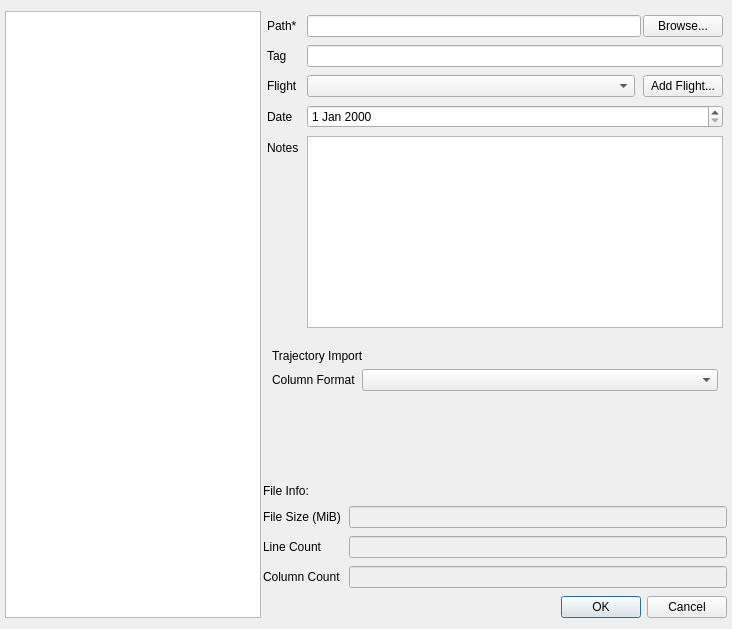
DynamicGravitySystems/DGP, file dgp/gui/ui/data_import_dialog.ui: the form before one commit.
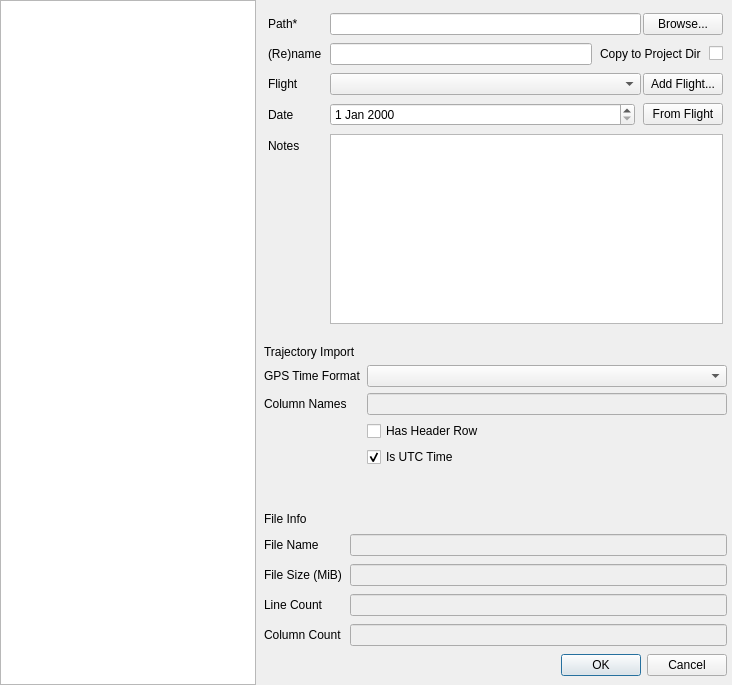
The form after the commit. The open tabs and pages were chosen to show the change. Icons and pictures are not drawn.

Patch:
```diff
--- a/dgp/gui/ui/data_import_dialog.ui
+++ b/dgp/gui/ui/data_import_dialog.ui
@@ -7,7 +7,7 @@
     <x>0</x>
     <y>0</y>
     <width>732</width>
-    <height>629</height>
+    <height>685</height>
    </rect>
   </property>
   <property name="sizePolicy">
@@ -23,7 +23,7 @@
    </size>
   </property>
   <property name="windowTitle">
-   <string>Data Import</string>
+   <string>Import Data</string>
   </property>
   <property name="windowIcon">
    <iconset resource="resources/resources.qrc">
@@ -40,13 +40,22 @@
     <enum>QLayout::SetDefaultConstraint</enum>
    </property>
    <property name="leftMargin">
-    <number>5</number>
+    <number>0</number>
+   </property>
+   <property name="topMargin">
+    <number>0</number>
    </property>
    <property name="rightMargin">
     <number>5</number>
    </property>
+   <property name="bottomMargin">
+    <number>0</number>
+   </property>
    <item>
     <layout class="QVBoxLayout" name="qvl_datatype">
+     <property name="rightMargin">
+      <number>6</number>
+     </property>
      <item>
       <widget class="QListWidget" name="qlw_datatype">
        <property name="sizePolicy">
@@ -67,6 +76,12 @@
      <property name="leftMargin">
       <number>2</number>
      </property>
+     <property name="topMargin">
+      <number>9</number>
+     </property>
+     <property name="bottomMargin">
+      <number>9</number>
+     </property>
      <item>
       <layout class="QFormLayout" name="qfl_common">
        <property name="verticalSpacing">
@@ -104,13 +119,19 @@
          </item>
          <item>
           <widget class="QPushButton" name="qpb_browse">
+           <property name="toolTip">
+            <string>Browse for file</string>
+           </property>
+           <property name="whatsThis">
+            <string>Browse for a data file</string>
+           </property>
            <property name="text">
             <string>Browse...</string>
            </property>
            <property name="iconSize">
             <size>
-             <width>20</width>
-             <height>20</height>
+             <width>16</width>
+             <height>16</height>
             </size>
            </property>
           </widget>
@@ -120,15 +141,43 @@
        <item row="1" column="0">
         <widget class="QLabel" name="ql_tag">
          <property name="text">
-          <string>Tag</string>
+          <string>(Re)name</string>
          </property>
          <property name="buddy">
-          <cstring>qle_filetag</cstring>
+          <cstring>qle_rename</cstring>
          </property>
         </widget>
        </item>
        <item row="1" column="1">
-        <widget class="QLineEdit" name="qle_filetag"/>
+        <layout class="QHBoxLayout" name="qhbl_rename">
+         <item>
+          <widget class="QLineEdit" name="qle_rename">
+           <property name="toolTip">
+            <string>Rename the source file within the project</string>
+           </property>
+          </widget>
+         </item>
+         <item>
+          <widget class="QLabel" name="ql_copy_file">
+           <property name="toolTip">
+            <string extracomment="Copy to project directory"/>
+           </property>
+           <property name="whatsThis">
+            <string>Copy the raw source data file into the project directory when imported</string>
+           </property>
+           <property name="text">
+            <string>Copy to Project Dir</string>
+           </property>
+          </widget>
+         </item>
+         <item>
+          <widget class="QCheckBox" name="qchb_copy_file">
+           <property name="toolTip">
+            <string>Copy source file to project directory</string>
+           </property>
+          </widget>
+         </item>
+        </layout>
        </item>
        <item row="2" column="0">
         <widget class="QLabel" name="ql_flight">
@@ -142,6 +191,9 @@
        </item>
        <item row="2" column="1">
         <layout class="QHBoxLayout" name="qhbl_flight">
+         <property name="spacing">
+          <number>2</number>
+         </property>
          <item>
           <widget class="QComboBox" name="qcb_flight">
            <property name="sizePolicy">
@@ -155,7 +207,7 @@
          <item>
           <widget class="QPushButton" name="qpb_add_flight">
            <property name="toolTip">
-            <string>Add Flight</string>
+            <string>Add new flight to project</string>
            </property>
            <property name="text">
             <string>Add Flight...</string>
@@ -164,14 +216,7 @@
          </item>
         </layout>
        </item>
-       <item row="3" column="0">
-        <widget class="QLabel" name="ql_date">
-         <property name="text">
-          <string>Date</string>
-         </property>
-        </widget>
-       </item>
-       <item row="4" column="0">
+       <item row="5" column="0">
         <widget class="QLabel" name="ql_notes">
          <property name="text">
           <string>Notes</string>
@@ -181,7 +226,7 @@
          </property>
         </widget>
        </item>
-       <item row="4" column="1">
+       <item row="5" column="1">
         <widget class="QPlainTextEdit" name="qpte_notes">
          <property name="horizontalScrollBarPolicy">
           <enum>Qt::ScrollBarAlwaysOff</enum>
@@ -189,19 +234,59 @@
         </widget>
        </item>
        <item row="3" column="1">
-        <widget class="QDateEdit" name="qde_date"/>
+        <layout class="QHBoxLayout" name="qhbl_date">
+         <item>
+          <widget class="QDateEdit" name="qde_date"/>
+         </item>
+         <item>
+          <widget class="QPushButton" name="qpb_date_from_flight">
+           <property name="sizePolicy">
+            <sizepolicy hsizetype="Maximum" vsizetype="Fixed">
+             <horstretch>0</horstretch>
+             <verstretch>0</verstretch>
+            </sizepolicy>
+           </property>
+           <property name="toolTip">
+            <string>Use date from associated flight</string>
+           </property>
+           <property name="text">
+            <string>From Flight</string>
+           </property>
+           <property name="icon">
+            <iconset resource="resources/resources.qrc">
+             <normaloff>:/icons/airborne</normaloff>:/icons/airborne</iconset>
+           </property>
+          </widget>
+         </item>
+        </layout>
+       </item>
+       <item row="3" column="0">
+        <widget class="QLabel" name="ql_date">
+         <property name="text">
+          <string>Date</string>
+         </property>
+        </widget>
        </item>
       </layout>
      </item>
      <item>
       <widget class="QStackedWidget" name="qsw_advanced_properties">
+       <property name="sizePolicy">
+        <sizepolicy hsizetype="MinimumExpanding" vsizetype="Preferred">
+         <horstretch>0</horstretch>
+         <verstretch>0</verstretch>
+        </sizepolicy>
+       </property>
        <property name="currentIndex">
-        <number>0</number>
+        <number>1</number>
        </property>
        <widget class="QWidget" name="qw_gravity">
         <layout class="QVBoxLayout" name="verticalLayout_2">
          <property name="leftMargin">
-          <number>12</number>
+          <number>0</number>
+         </property>
+         <property name="rightMargin">
+          <number>0</number>
          </property>
          <item>
           <widget class="QLabel" name="ql_gravityimport">
@@ -216,12 +301,12 @@
          <item>
           <layout class="QFormLayout" name="formLayout_2">
            <property name="leftMargin">
-            <number>4</number>
+            <number>0</number>
            </property>
            <item row="0" column="0">
             <widget class="QLabel" name="ql_gravimeter">
              <property name="text">
-              <string>Gravimeter</string>
+              <string>Sensor</string>
              </property>
             </widget>
            </item>
@@ -243,10 +328,10 @@
              <item>
               <widget class="QPushButton" name="qpb_add_sensor">
                <property name="toolTip">
-                <string>Add Gravimeter</string>
+                <string>Add new Gravimeter to project</string>
                </property>
                <property name="text">
-                <string>Add Gravimeter...</string>
+                <string>Add Sensor...</string>
                </property>
               </widget>
              </item>
@@ -297,6 +382,20 @@
              </item>
             </layout>
            </item>
+           <item row="3" column="1">
+            <widget class="QCheckBox" name="qchb_grav_hasheader">
+             <property name="text">
+              <string>Has Header Row</string>
+             </property>
+            </widget>
+           </item>
+           <item row="4" column="1">
+            <widget class="QCheckBox" name="qchb_grav_interp">
+             <property name="text">
+              <string>Interpolate Missing Numeric Fields</string>
+             </property>
+            </widget>
+           </item>
           </layout>
          </item>
          <item>
@@ -316,8 +415,14 @@
        </widget>
        <widget class="QWidget" name="qw_trajectory">
         <layout class="QVBoxLayout" name="verticalLayout_3">
+         <property name="leftMargin">
+          <number>0</number>
+         </property>
+         <property name="rightMargin">
+          <number>0</number>
+         </property>
          <item>
-          <widget class="QLabel" name="label_4">
+          <widget class="QLabel" name="ql_trajectory_import">
            <property name="text">
             <string>Trajectory Import</string>
            </property>
@@ -326,14 +431,45 @@
          <item>
           <layout class="QFormLayout" name="formLayout">
            <item row="0" column="0">
-            <widget class="QLabel" name="ql_traj_colformat">
+            <widget class="QLabel" name="ql_traj_timeformat">
              <property name="text">
-              <string>Column Format</string>
+              <string>GPS Time Format</string>
              </property>
             </widget>
            </item>
            <item row="0" column="1">
-            <widget class="QComboBox" name="comboBox"/>
+            <widget class="QComboBox" name="qcb_traj_timeformat"/>
+           </item>
+           <item row="3" column="1">
+            <widget class="QCheckBox" name="qchb_traj_isutc">
+             <property name="text">
+              <string>Is UTC Time</string>
+             </property>
+             <property name="checked">
+              <bool>true</bool>
+             </property>
+            </widget>
+           </item>
+           <item row="2" column="1">
+            <widget class="QCheckBox" name="qchb_traj_hasheader">
+             <property name="text">
+              <string>Has Header Row</string>
+             </property>
+            </widget>
+           </item>
+           <item row="1" column="0">
+            <widget class="QLabel" name="label">
+             <property name="text">
+              <string>Column Names</string>
+             </property>
+            </widget>
+           </item>
+           <item row="1" column="1">
+            <widget class="QLineEdit" name="qle_traj_format">
+             <property name="enabled">
+              <bool>false</bool>
+             </property>
+            </widget>
            </item>
           </layout>
          </item>
@@ -359,54 +495,68 @@
        <item>
         <widget class="QLabel" name="ql_fileinfo">
          <property name="text">
-          <string>File Info:</string>
+          <string>File Info</string>
          </property>
         </widget>
        </item>
        <item>
         <layout class="QFormLayout" name="qfl_fileinfo">
-         <item row="0" column="0">
+         <item row="1" column="0">
           <widget class="QLabel" name="ql_filesize">
            <property name="text">
             <string>File Size (MiB)</string>
            </property>
           </widget>
          </item>
-         <item row="0" column="1">
+         <item row="1" column="1">
           <widget class="QLineEdit" name="qle_filesize">
            <property name="enabled">
             <bool>false</bool>
            </property>
           </widget>
          </item>
-         <item row="1" column="0">
+         <item row="2" column="0">
           <widget class="QLabel" name="ql_linecount">
            <property name="text">
             <string>Line Count</string>
            </property>
           </widget>
          </item>
-         <item row="1" column="1">
+         <item row="2" column="1">
           <widget class="QLineEdit" name="qle_linecount">
            <property name="enabled">
             <bool>false</bool>
            </property>
           </widget>
          </item>
-         <item row="2" column="0">
+         <item row="3" column="0">
           <widget class="QLabel" name="ql_colcount">
            <property name="text">
             <string>Column Count</string>
            </property>
           </widget>
          </item>
-         <item row="2" column="1">
+         <item row="3" column="1">
           <widget class="QLineEdit" name="qle_colcount">
            <property name="enabled">
             <bool>false</bool>
            </property>
           </widget>
          </item>
+         <item row="0" column="0">
+          <widget class="QLabel" name="ql_filename">
+           <property name="text">
+            <string>File Name</string>
+           </property>
+          </widget>
+         </item>
+         <item row="0" column="1">
+          <widget class="QLineEdit" name="qle_filename">
+           <property name="enabled">
+            <bool>false</bool>
+           </property>
+          </widget>
+         </item>
         </layout>
        </item>
       </layout>
```
Left out of the diff: 27 changed lines with no effect on the pictures.
